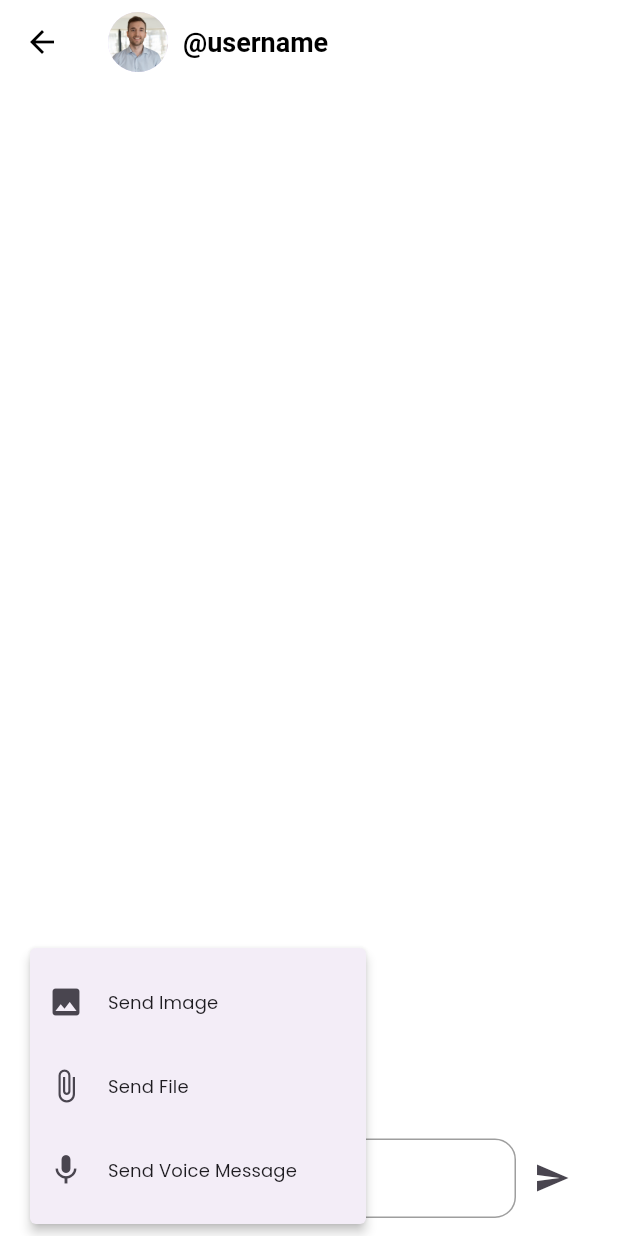
After one commit to sifyacine/Encrypted_social_media_app, a Flutter app: the ChatScreen screen opened directly, after a tap on the "add" icon, on a phone screen of 412 x 824 dp. The commit adds this screen. Run offline on Flutter 3.47's test engine with Material 3 defaults, Android fonts, the phone set to English and light mode, and no system bars; our stand-ins replace file_picker, get, get_storage, iconsax, image_picker, logger and 1 more; missing offline and left inert: flutter_sound; accounts and stored records are empty.

Commit message:
chat page

```diff
--- /dev/null
+++ b/lib/features/personalization/screens/profile/screens/messages/chat_page.dart
@@ -0,0 +1,258 @@
+import 'package:flutter/material.dart';
+import 'package:get/get.dart';
+import 'package:image_picker/image_picker.dart';
+import 'package:file_picker/file_picker.dart';
+import 'package:permission_handler/permission_handler.dart';
+import 'dart:async';
+import 'package:flutter_sound/flutter_sound.dart';
+
+import 'chat_settings.dart';
+
+class ChatScreen extends StatefulWidget {
+  const ChatScreen({Key? key}) : super(key: key);
+
+  @override
+  State<ChatScreen> createState() => _ChatScreenState();
+}
+
+class _ChatScreenState extends State<ChatScreen> {
+  final TextEditingController messageController = TextEditingController();
+  final FlutterSoundRecorder _audioRecorder = FlutterSoundRecorder();
+  bool _isRecording = false;
+  String? _audioPath;
+
+  @override
+  void initState() {
+    super.initState();
+    _initRecorder();
+  }
+
+  Future<void> _initRecorder() async {
+    await _audioRecorder.openRecorder();  // Corrected method
+    if (await Permission.microphone.request().isGranted) {
+      // Microphone permission granted
+    }
+  }
+
+  @override
+  void dispose() {
+    messageController.dispose();
+    _audioRecorder.closeRecorder();  // Corrected method
+    super.dispose();
+  }
+
+  void _sendMessage(String messageContent) {
+    if (messageContent.isNotEmpty) {
+      messageController.clear();
+      // Logic to send the message
+    }
+  }
+
+  void _sendImage(String imagePath) async {
+    // Logic to upload the image and get a URL to send
+  }
+
+  void _sendFile(String filePath) async {
+    // Logic to upload the file and get a URL to send
+  }
+
+  void _sendAudio(String audioPath) async {
+    // Logic to upload the audio file and get a URL to send
+  }
+
+  void _startRecording() async {
+    if (!_isRecording) {
+      final String path = '/audio_${DateTime.now().millisecondsSinceEpoch}.aac';
+      await _audioRecorder.startRecorder(toFile: path);
+      setState(() {
+        _isRecording = true;
+        _audioPath = path;
+      });
+    }
+  }
+
+  void _stopRecording() async {
+    if (_isRecording) {
+      await _audioRecorder.stopRecorder();
+      setState(() {
+        _isRecording = false;
+      });
+      if (_audioPath != null) {
+        _sendAudio(_audioPath!);
+      }
+    }
+  }
+
+  @override
+  Widget build(BuildContext context) {
+    return Scaffold(
+      appBar: AppBar(
+        title: InkWell(
+          onTap: () {
+            Get.to(() => ChatSettingsPage());
+          },
+          child: Row(
+            children: [
+              CircleAvatar(
+                backgroundImage: const AssetImage('assets/images/profile_image.jpg') as ImageProvider,
+                radius: 20,
+              ),
+              const SizedBox(width: 10),
+              const Text("@username"),
+            ],
+          ),
+        ),
+      ),
+      body: Padding(
+        padding: const EdgeInsets.all(12.0),
+        child: Column(
+          children: <Widget>[
+            Expanded(
+              child: ListView(
+                children: [
+                  // Placeholder for chat messages
+                ],
+              ),
+            ),
+            ChatInputField(
+              controller: messageController,
+              onSendPressed: () {
+                if (messageController.text.isNotEmpty) {
+                  _sendMessage(messageController.text);
+                }
+              },
+              onImagePressed: () async {
+                final pickedFile = await ImagePicker().pickImage(source: ImageSource.gallery);
+                if (pickedFile != null) {
+                  _sendImage(pickedFile.path);
+                }
+              },
+              onFilePressed: () async {
+                final result = await FilePicker.platform.pickFiles();
+                if (result != null && result.files.single.path != null) {
+                  _sendFile(result.files.single.path!);
+                }
+              },
+              onVoicePressed: () {
+                if (_isRecording) {
+                  _stopRecording();
+                } else {
+                  _startRecording();
+                }
+              },
+            ),
+          ],
+        ),
+      ),
+    );
+  }
+}
+
+class ChatInputField extends StatelessWidget {
+  final TextEditingController controller;
+  final VoidCallback onSendPressed;
+  final VoidCallback onImagePressed;
+  final VoidCallback onFilePressed;
+  final VoidCallback onVoicePressed;
+
+  const ChatInputField({
+    required this.controller,
+    required this.onSendPressed,
+    required this.onImagePressed,
+    required this.onFilePressed,
+    required this.onVoicePressed,
+  });
+
+  @override
+  Widget build(BuildContext context) {
+    return Container(
+      padding: const EdgeInsets.symmetric(horizontal: 8.0),
+      color: Colors.white,
+      child: Row(
+        children: <Widget>[
+          PopupMenuButton<String>(
+            icon: const Icon(Icons.add),
+            onSelected: (value) {
+              switch (value) {
+                case 'Image':
+                  onImagePressed();
+                  break;
+                case 'File':
+                  onFilePressed();
+                  break;
+                case 'Voice':
+                  onVoicePressed();
+                  break;
+              }
+            },
+            itemBuilder: (BuildContext context) => <PopupMenuEntry<String>>[
+              const PopupMenuItem<String>(
+                value: 'Image',
+                child: ListTile(
+                  leading: Icon(Icons.image),
+                  title: Text('Send Image'),
+                ),
+              ),
+              const PopupMenuItem<String>(
+                value: 'File',
+                child: ListTile(
+                  leading: Icon(Icons.attach_file),
+                  title: Text('Send File'),
+                ),
+              ),
+              const PopupMenuItem<String>(
+                value: 'Voice',
+                child: ListTile(
+                  leading: Icon(Icons.mic),
+                  title: Text('Send Voice Message'),
+                ),
+              ),
+            ],
+          ),
+          Expanded(
+            child: TextField(
+              controller: controller,
+              decoration: const InputDecoration(
+                hintText: 'Type a message',
+                border: InputBorder.none,
+              ),
+            ),
+          ),
+          IconButton(
+            icon: const Icon(Icons.send),
+            onPressed: onSendPressed,
+          ),
+        ],
+      ),
+    );
+  }
+}
+
+class ChatMessage {
+  final String sender;
+  final String content;
+  final String type;
+  final bool isMine;
+  final String? imageUrl;
+  final String? fileUrl;
+
+  ChatMessage({
+    required this.sender,
+    required this.content,
+    required this.type,
+    required this.isMine,
+    this.imageUrl,
+    this.fileUrl,
+  });
+
+  factory ChatMessage.fromJson(Map<String, dynamic> json) {
+    return ChatMessage(
+      sender: json['sender'],
+      content: json['content'],
+      type: json['type'],
+      isMine: json['isMine'],
+      imageUrl: json['imageUrl'],
+      fileUrl: json['fileUrl'],
+    );
+  }
+}
--- a/pubspec.yaml
+++ b/pubspec.yaml
@@ -21,6 +21,10 @@ dependencies:
   intl: ^0.19.0
   logger: ^2.0.1
   url_launcher: ^6.1.12
+  image_picker: ^1.1.2
+  file_picker: ^8.1.2
+  permission_handler: ^11.3.1
+  flutter_sound: ^9.11.3
   flutter_localizations:
     sdk: flutter
 
@@ -69,5 +73,3 @@ flutter:
           weight: 600
         - asset: assets/fonts/Poppins-Bold.ttf
           weight: 800
-flutter_intl:
-  enabled: true
```
Also changed, not shown: lib/common/widgets/custom_shapes/containers/circular_container.dart (added, +46 -0 lines), lib/common/widgets/custom_shapes/containers/primary_header_container.dart (added, +44 -0 lines), lib/common/widgets/custom_shapes/curved_edges/curved_edges.dart (added, +32 -0 lines), lib/common/widgets/custom_shapes/curved_edges/curved_edges_widget.dart (added, +19 -0 lines), lib/features/personalization/screens/profile/screens/messages/chat_settings.dart (added, +141 -0 lines), lib/features/personalization/screens/profile/screens/messages/messages_page.dart (+9 -1 lines), lib/features/personalization/screens/profile/screens/messages/shared_images_page.dart (added, +82 -0 lines), pubspec.lock, 3 other files.
